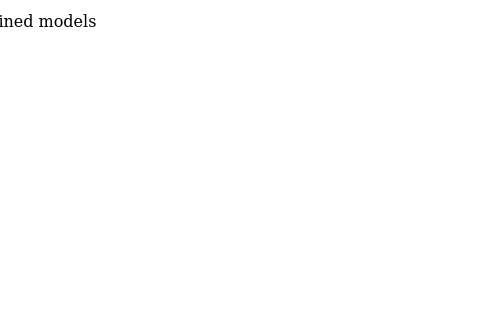
First picture: the form in ui/ui_model_carrousel.ui, repository BiaPyX/BiaPy-GUI, before the edit; both pictures show x 180 to 660 and y 0 to 320 of the 842 by 452 pixel window.
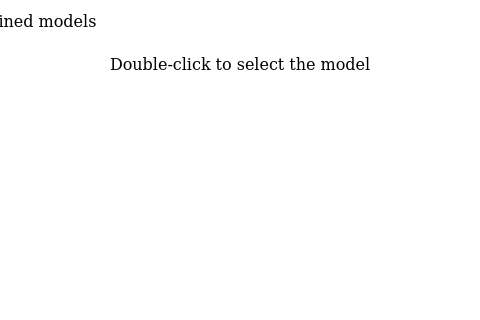
Second picture: the form after the edit. Icons and pictures are not drawn.

Commit message: Change model selection to double click

```diff
--- a/ui/ui_model_carrousel.ui
+++ b/ui/ui_model_carrousel.ui
@@ -39,7 +39,7 @@
      </property>
      <layout class="QVBoxLayout" name="verticalLayout_2">
       <property name="spacing">
-       <number>0</number>
+       <number>15</number>
       </property>
       <property name="leftMargin">
        <number>2</number>
@@ -196,6 +196,19 @@
         </layout>
        </widget>
       </item>
+      <item alignment="Qt::AlignHCenter">
+       <widget class="QLabel" name="label">
+        <property name="font">
+         <font>
+          <family>DejaVu Math TeX Gyre</family>
+          <pointsize>12</pointsize>
+         </font>
+        </property>
+        <property name="text">
+         <string>Double-click to select the model</string>
+        </property>
+       </widget>
+      </item>
       <item>
        <widget class="QFrame" name="frame_bottom">
         <property name="font">
@@ -243,7 +256,7 @@
               <x>0</x>
               <y>0</y>
               <width>838</width>
-              <height>408</height>
+              <height>361</height>
              </rect>
             </property>
             <layout class="QVBoxLayout" name="verticalLayout_6"/>
```
The commit also changes 5 other files.
